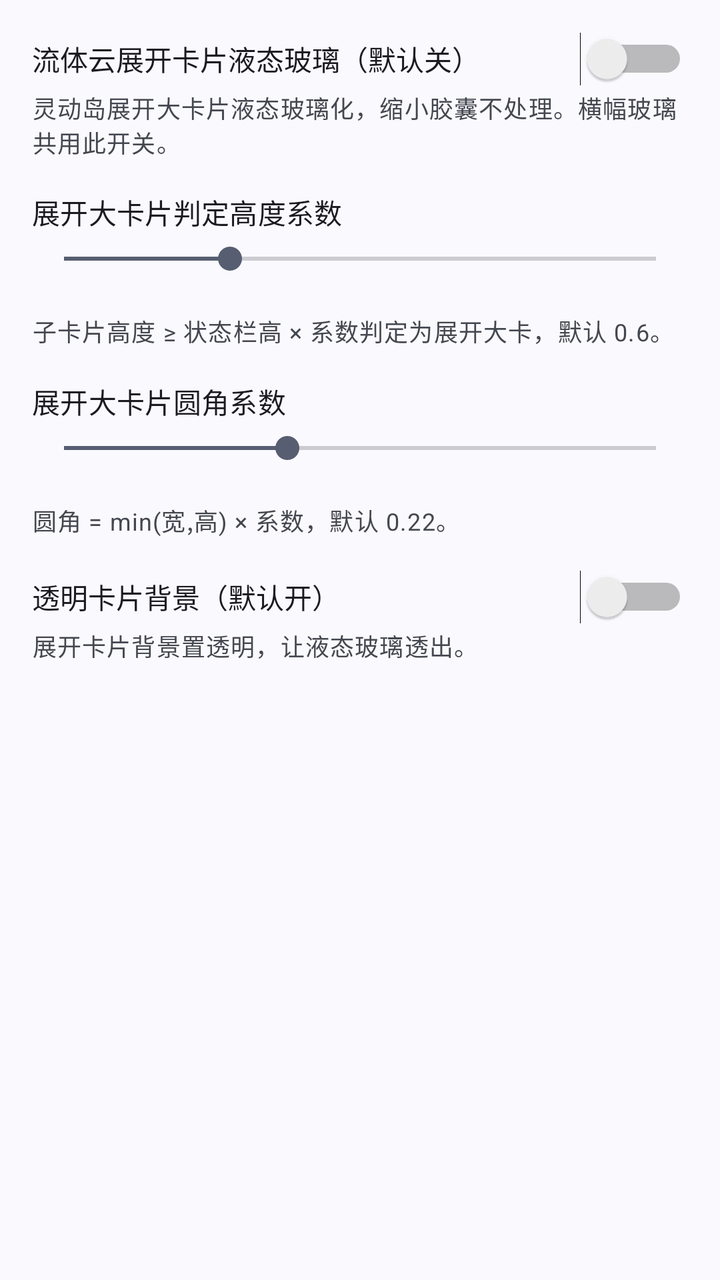
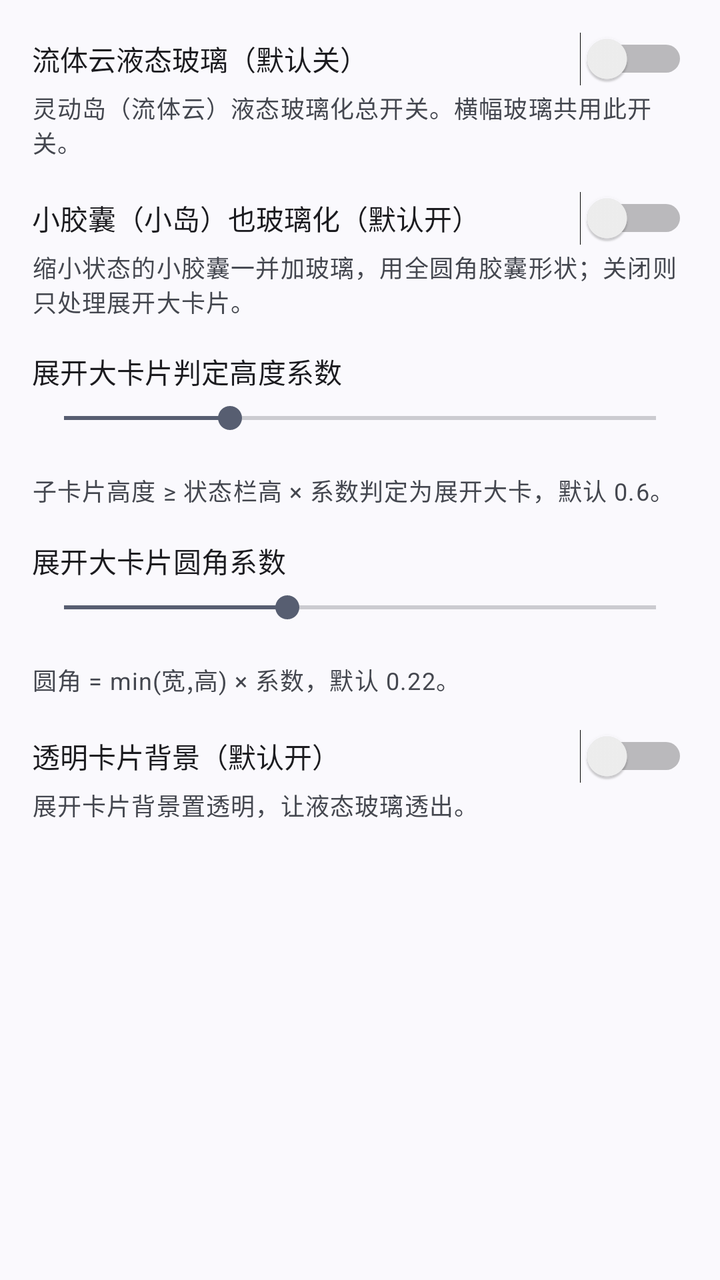

The first picture is an Android layout as it rendered before a commit; the second is the same layout after the commit. The layout source and the unified diff follow.
<!-- AndroidManifest.xml: application theme Theme.LiquidGlass -->
<!-- res/layout/view_cat_seedling.xml -->
<?xml version="1.0" encoding="utf-8"?>
<ScrollView xmlns:android="http://schemas.android.com/apk/res/android"
    android:layout_width="match_parent"
    android:layout_height="match_parent"
    android:fillViewport="true">

    <LinearLayout
        android:layout_width="match_parent"
        android:layout_height="wrap_content"
        android:orientation="vertical"
        android:padding="16dp">

        <Switch
            android:id="@+id/switchSeedlingCardGlass"
            android:layout_width="match_parent"
            android:layout_height="wrap_content"
            android:text="@string/settings_seedling_card_glass" />

        <TextView
            android:id="@+id/seedlingCardGlassDesc"
            android:layout_width="match_parent"
            android:layout_height="wrap_content"
            android:layout_marginTop="2dp"
            android:text="@string/settings_seedling_card_glass_desc"
            android:textAppearance="?attr/textAppearanceBodySmall"
            android:textColor="?android:attr/textColorSecondary" />

        <TextView
            android:id="@+id/seedlingExpandRatioLabel"
            android:layout_width="wrap_content"
            android:layout_height="wrap_content"
            android:layout_marginTop="16dp"
            android:text="@string/settings_seedling_expand_ratio"
            android:textAppearance="?attr/textAppearanceTitleSmall" />

        <SeekBar
            android:id="@+id/seekSeedlingExpandRatio"
            android:layout_width="match_parent"
            android:layout_height="wrap_content"
            android:layout_marginTop="4dp"
            android:max="250"
            android:progress="70" />

        <TextView
            android:id="@+id/seedlingExpandRatioValue"
            android:layout_width="wrap_content"
            android:layout_height="wrap_content"
            android:textAppearance="?attr/textAppearanceBodySmall" />

        <TextView
            android:layout_width="match_parent"
            android:layout_height="wrap_content"
            android:layout_marginTop="2dp"
            android:text="@string/settings_seedling_expand_ratio_desc"
            android:textAppearance="?attr/textAppearanceBodySmall"
            android:textColor="?android:attr/textColorSecondary" />

        <TextView
            android:id="@+id/seedlingCornerRatioLabel"
            android:layout_width="wrap_content"
            android:layout_height="wrap_content"
            android:layout_marginTop="16dp"
            android:text="@string/settings_seedling_corner_ratio"
            android:textAppearance="?attr/textAppearanceTitleSmall" />

        <SeekBar
            android:id="@+id/seekSeedlingCornerRatio"
            android:layout_width="match_parent"
            android:layout_height="wrap_content"
            android:layout_marginTop="4dp"
            android:max="450"
            android:progress="170" />

        <TextView
            android:id="@+id/seedlingCornerRatioValue"
            android:layout_width="wrap_content"
            android:layout_height="wrap_content"
            android:textAppearance="?attr/textAppearanceBodySmall" />

        <TextView
            android:layout_width="match_parent"
            android:layout_height="wrap_content"
            android:layout_marginTop="2dp"
            android:text="@string/settings_seedling_corner_ratio_desc"
            android:textAppearance="?attr/textAppearanceBodySmall"
            android:textColor="?android:attr/textColorSecondary" />

        <Switch
            android:id="@+id/switchSeedlingForceTransparentBg"
            android:layout_width="match_parent"
            android:layout_height="wrap_content"
            android:layout_marginTop="16dp"
            android:text="@string/settings_seedling_force_transparent_bg" />

        <TextView
            android:layout_width="match_parent"
            android:layout_height="wrap_content"
            android:layout_marginTop="2dp"
            android:text="@string/settings_seedling_force_transparent_bg_desc"
            android:textAppearance="?attr/textAppearanceBodySmall"
            android:textColor="?android:attr/textColorSecondary" />

    </LinearLayout>
</ScrollView>
<!-- resources referenced by this layout -->
<resources>
  <string name="settings_seedling_card_glass">流体云展开卡片液态玻璃（默认关）</string>
  <string name="settings_seedling_card_glass_desc">灵动岛展开大卡片液态玻璃化，缩小胶囊不处理。横幅玻璃共用此开关。</string>
  <string name="settings_seedling_corner_ratio">展开大卡片圆角系数</string>
  <string name="settings_seedling_corner_ratio_desc">圆角 = min(宽,高) × 系数，默认 0.22。</string>
  <string name="settings_seedling_expand_ratio">展开大卡片判定高度系数</string>
  <string name="settings_seedling_expand_ratio_desc">子卡片高度 ≥ 状态栏高 × 系数判定为展开大卡，默认 0.6。</string>
  <string name="settings_seedling_force_transparent_bg">透明卡片背景（默认开）</string>
  <string name="settings_seedling_force_transparent_bg_desc">展开卡片背景置透明，让液态玻璃透出。</string>
  <style name="Theme.LiquidGlass" parent="Theme.Material3.DynamicColors.DayNight.NoActionBar" />
</resources>

<!-- the commit's change to res/layout/view_cat_seedling.xml (unified diff, before → after) -->
@@ -22,6 +22,22 @@
             android:layout_height="wrap_content"
             android:layout_marginTop="2dp"
             android:text="@string/settings_seedling_card_glass_desc"
+            android:textAppearance="?attr/textAppearanceBodySmall"
+            android:textColor="?android:attr/textColorSecondary" />
+
+        <Switch
+            android:id="@+id/switchSeedlingCapsuleGlass"
+            android:layout_width="match_parent"
+            android:layout_height="wrap_content"
+            android:layout_marginTop="16dp"
+            android:text="@string/settings_seedling_capsule_glass" />
+
+        <TextView
+            android:id="@+id/seedlingCapsuleGlassDesc"
+            android:layout_width="match_parent"
+            android:layout_height="wrap_content"
+            android:layout_marginTop="2dp"
+            android:text="@string/settings_seedling_capsule_glass_desc"
             android:textAppearance="?attr/textAppearanceBodySmall"
             android:textColor="?android:attr/textColorSecondary" />
 
<!-- resource entries referenced after the edit -->
@@ -1,7 +1,9 @@
 <!-- resources referenced by this layout -->
 <resources>
-  <string name="settings_seedling_card_glass">流体云展开卡片液态玻璃（默认关）</string>
-  <string name="settings_seedling_card_glass_desc">灵动岛展开大卡片液态玻璃化，缩小胶囊不处理。横幅玻璃共用此开关。</string>
+  <string name="settings_seedling_capsule_glass">小胶囊（小岛）也玻璃化（默认开）</string>
+  <string name="settings_seedling_capsule_glass_desc">缩小状态的小胶囊一并加玻璃，用全圆角胶囊形状；关闭则只处理展开大卡片。</string>
+  <string name="settings_seedling_card_glass">流体云液态玻璃（默认关）</string>
+  <string name="settings_seedling_card_glass_desc">灵动岛（流体云）液态玻璃化总开关。横幅玻璃共用此开关。</string>
   <string name="settings_seedling_corner_ratio">展开大卡片圆角系数</string>
   <string name="settings_seedling_corner_ratio_desc">圆角 = min(宽,高) × 系数，默认 0.22。</string>
   <string name="settings_seedling_expand_ratio">展开大卡片判定高度系数</string>
